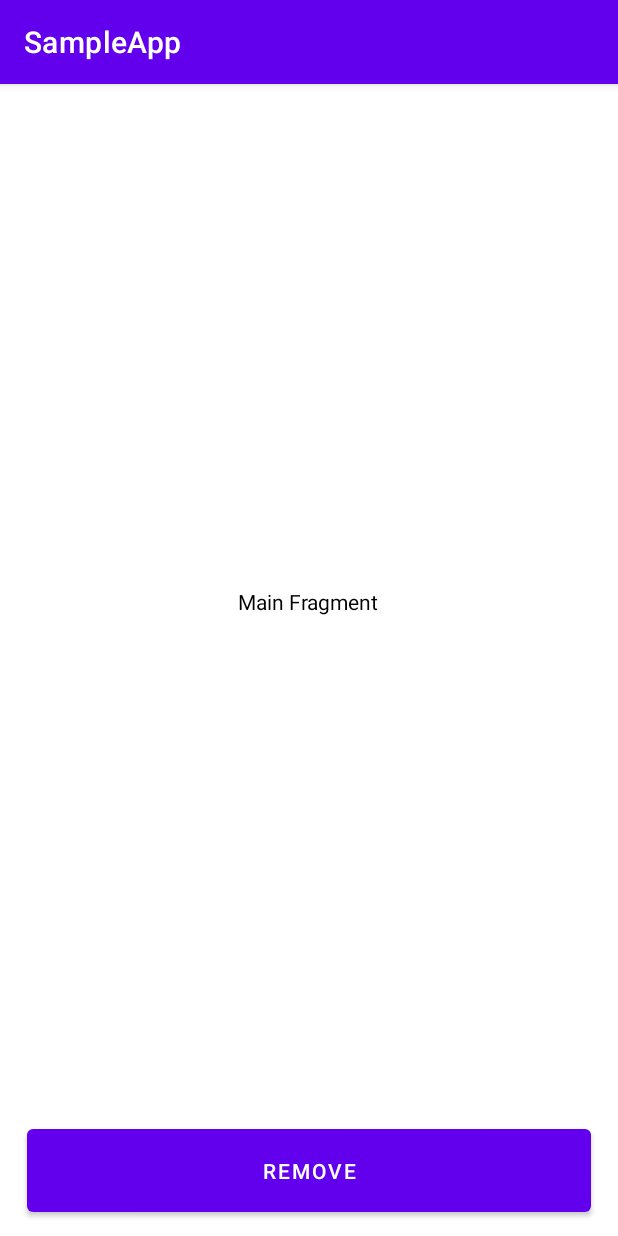
After one commit to CnaKhn/SampleApp, an Android app: the FragmentActivity screen opened directly, with no data from a screen before it, on a phone screen of 412 x 824 dp. The commit adds this screen. Run offline under Robolectric (Android 15) with nearby library versions, the phone set to English and light mode, and no system bars.

Commit message:
adding-remote-transaction

```diff
--- a/app/src/main/AndroidManifest.xml
+++ b/app/src/main/AndroidManifest.xml
@@ -2,7 +2,7 @@
 <manifest xmlns:android="http://schemas.android.com/apk/res/android"
     package="com.example.sample_app">
 
-    <uses-permission android:name="android.permission.INTERNET"/>
+    <uses-permission android:name="android.permission.INTERNET" />
 
     <application
         android:allowBackup="true"
@@ -11,6 +11,8 @@
         android:roundIcon="@mipmap/ic_launcher_round"
         android:supportsRtl="true"
         android:theme="@style/Theme.SampleApp">
+        <activity android:name=".FragmentActivity"></activity>
+        <activity android:name=".ContactsActivity" />
         <activity android:name=".MainActivity">
             <intent-filter>
                 <action android:name="android.intent.action.MAIN" />
--- /dev/null
+++ b/app/src/main/java/com/example/sample_app/FragmentActivity.java
@@ -0,0 +1,33 @@
+package com.example.sample_app;
+
+import androidx.appcompat.app.AppCompatActivity;
+import androidx.fragment.app.Fragment;
+import androidx.fragment.app.FragmentTransaction;
+
+import android.os.Bundle;
+import android.view.View;
+import android.widget.Button;
+
+public class FragmentActivity extends AppCompatActivity {
+
+    @Override
+    protected void onCreate(Bundle savedInstanceState) {
+        super.onCreate(savedInstanceState);
+        setContentView(R.layout.activity_fragment);
+
+        FragmentTransaction transaction = getSupportFragmentManager().beginTransaction();
+        transaction.add(R.id.frame_main_fragment_container, new MainFragment(), "Fragment");
+        transaction.addToBackStack("MainFragment");
+        transaction.commit();
+
+        Button button = findViewById(R.id.btn_remove_fragment);
+        button.setOnClickListener(new View.OnClickListener() {
+            @Override
+            public void onClick(View v) {
+                Fragment fragment = getSupportFragmentManager().findFragmentById(R.id.frame_main_fragment_container);
+                FragmentTransaction removeTransaction = getSupportFragmentManager().beginTransaction();
+                removeTransaction.remove()
+            }
+        });
+    }
+}
--- /dev/null
+++ b/app/src/main/java/com/example/sample_app/MainFragment.java
@@ -0,0 +1,20 @@
+package com.example.sample_app;
+
+import android.os.Bundle;
+import android.view.LayoutInflater;
+import android.view.View;
+import android.view.ViewGroup;
+
+import androidx.annotation.NonNull;
+import androidx.annotation.Nullable;
+import androidx.fragment.app.Fragment;
+
+public class MainFragment extends Fragment {
+
+    @Nullable
+    @Override
+    public View onCreateView(@NonNull LayoutInflater inflater, @Nullable ViewGroup container, @Nullable Bundle savedInstanceState) {
+        View view = inflater.inflate(R.layout.fragment_main, container, false);
+        return view;
+    }
+}
--- /dev/null
+++ b/app/src/main/res/layout/activity_fragment.xml
@@ -0,0 +1,26 @@
+<?xml version="1.0" encoding="utf-8"?>
+<RelativeLayout xmlns:android="http://schemas.android.com/apk/res/android"
+    xmlns:app="http://schemas.android.com/apk/res-auto"
+    xmlns:tools="http://schemas.android.com/tools"
+    android:layout_width="match_parent"
+    android:layout_height="match_parent"
+    tools:context=".FragmentActivity">
+
+    <FrameLayout
+        android:id="@+id/frame_main_fragment_container"
+        android:layout_width="match_parent"
+        android:layout_height="match_parent"
+        android:layout_above="@id/btn_remove_fragment"/>
+
+    <Button
+        android:id="@+id/btn_remove_fragment"
+        android:layout_width="match_parent"
+        android:layout_height="wrap_content"
+        android:text="Remove"
+        android:layout_alignParentBottom="true"
+        android:padding="18dp"
+        android:layout_marginStart="18dp"
+        android:layout_marginEnd="18dp"
+        android:layout_marginBottom="10dp"/>
+
+</RelativeLayout>
--- /dev/null
+++ b/app/src/main/res/layout/fragment_main.xml
@@ -0,0 +1,14 @@
+<?xml version="1.0" encoding="utf-8"?>
+<RelativeLayout xmlns:android="http://schemas.android.com/apk/res/android"
+    android:layout_width="match_parent"
+    android:layout_height="match_parent"
+    android:background="@color/white">
+
+    <TextView
+        android:layout_width="wrap_content"
+        android:layout_height="wrap_content"
+        android:layout_centerInParent="true"
+        android:text="Main Fragment"
+        android:textColor="@color/black"/>
+
+</RelativeLayout>
```
Also changed, not shown: app/src/main/java/com/example/sample_app/ContactsActivity.java (added, +55 -0 lines), app/src/main/java/com/example/sample_app/MainActivity.java (+20 -36 lines), app/src/main/res/layout/activity_contacts.xml (added, +50 -0 lines), app/src/main/res/layout/activity_main.xml (+0 -40 lines).
